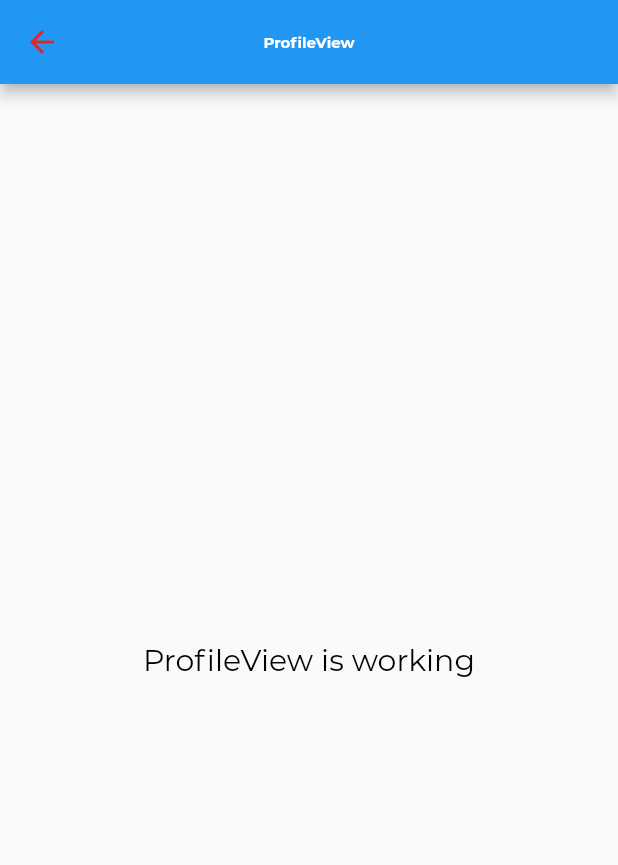
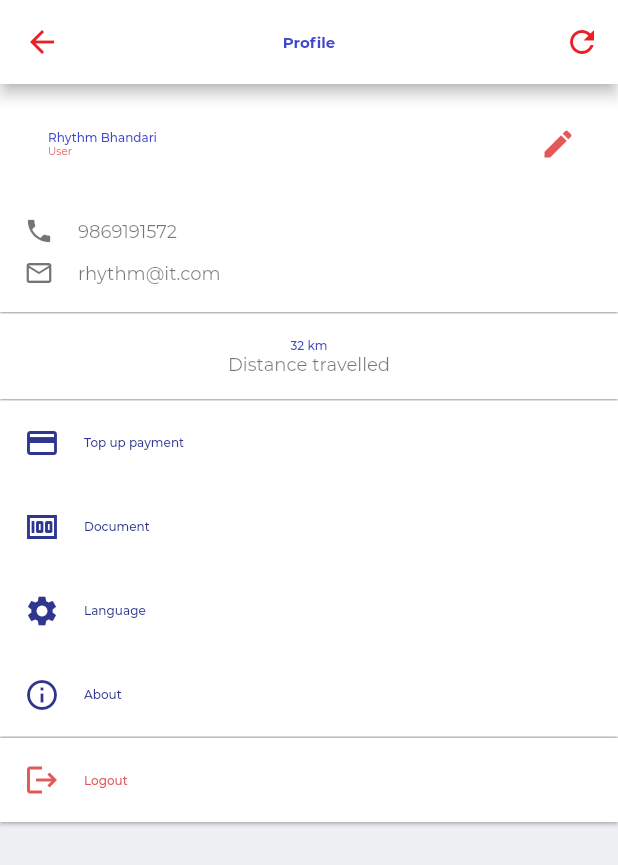
Before and after one commit to rhythmbhandari/fyp, a Flutter app: the ProfileView screen opened by its route, on a phone screen of 412 x 824 dp. Shown: the top 865 px of the screen. Run offline on Flutter 3.47's test engine with Material 2 defaults, Android fonts, the light colour scheme and no system bars; our stand-ins replace dio, flutter_datetime_picker, flutter_svg, geocoding, get, google_maps_flutter and 6 more; missing offline and left inert: flutter_polyline_points; accounts and stored records are empty; statements that could not run were skipped; project files that could hold a hidden picture were left out.

Commit message:
Profile page UI added.

```diff
--- a/lib/app/modules/profile/controllers/profile_controller.dart
+++ b/lib/app/modules/profile/controllers/profile_controller.dart
@@ -1,20 +1,27 @@
 import 'package:get/get.dart';
+import 'package:quicki/app/data/models/user.dart';
+import 'package:quicki/app/enum/progress_status.dart';
+import 'package:quicki/app/modules/dashboard/controllers/dashboard_controller.dart';
 
 class ProfileController extends GetxController {
-  //TODO: Implement ProfileController
+  final user = User().obs;
+  final progressStatus = ProgressStatus.SUCCESS.obs;
+  String errorMessage;
+  DashboardController _dashboardController;
 
-  final count = 0.obs;
   @override
   void onInit() {
     super.onInit();
+    //getUserDetail();
   }
+
 
   @override
   void onReady() {
+    _dashboardController = Get.find();
     super.onReady();
   }
 
   @override
   void onClose() {}
-  void increment() => count.value++;
 }
--- /dev/null
+++ b/lib/app/modules/profile/views/logout_card.dart
@@ -0,0 +1,32 @@
+import 'package:flutter/material.dart';
+import 'package:get/get.dart';
+import 'package:quicki/app/data/repositories/session_manager.dart';
+import 'package:quicki/app/data/repositories/user_repository.dart';
+import 'package:quicki/app/routes/app_pages.dart';
+import 'package:shared_preferences/shared_preferences.dart';
+import './../../../widgets/icon_text_button.dart';
+
+class LogoutCard extends StatelessWidget {
+  @override
+  Widget build(BuildContext context) {
+    return Card(
+        color:Colors.white,
+        margin: EdgeInsets.zero,
+        shape: RoundedRectangleBorder(borderRadius: BorderRadius.zero),
+        child: IconTextButton(
+          icon: Icons.logout,
+          title: "Logout",
+          titleColor: Theme.of(context).primaryColor,
+          iconColor: Theme.of(context).primaryColor,
+          onTap: logout,
+        ));
+  }
+
+  logout() async {
+    UserRepository repository =
+        UserRepository(prefs: await SharedPreferences.getInstance());
+    await repository.logout();
+    SessionManager.instance.setAccessToken(null);
+    Get.offAllNamed(Routes.AUTH);
+  }
+}
--- /dev/null
+++ b/lib/app/modules/profile/views/main_settings_card.dart
@@ -0,0 +1,45 @@
+import 'package:flutter/material.dart';
+import 'package:get/get.dart';
+import 'package:quicki/app/modules/profile/controllers/profile_controller.dart';
+import './../../../widgets/icon_text_button.dart';
+import 'language_screen.dart';
+
+class MainSettingsCard extends GetView<ProfileController> {
+
+  @override
+  Widget build(BuildContext context) {
+    return Card(
+      color:Colors.white,
+      margin: EdgeInsets.zero,
+      shape: RoundedRectangleBorder(borderRadius: BorderRadius.zero),
+      child: Column(
+        children: [
+          IconTextButton(
+            icon: Icons.payment,
+            title: "Top up payment",
+            onTap: () {
+              // controller.topUpWallet();
+            },
+          ),
+          IconTextButton(
+            icon: Icons.money_outlined,
+            title: "Document",
+            onTap: () {},
+          ),
+          IconTextButton(
+            icon: Icons.settings,
+            title: "Language",
+            onTap: () {
+              Get.to(LanguageScreen());
+            },
+          ),
+          IconTextButton(
+            icon: Icons.info_outline,
+            title: "About",
+            onTap: () {},
+          ),
+        ],
+      ),
+    );
+  }
+}
--- a/lib/app/modules/profile/views/profile_view.dart
+++ b/lib/app/modules/profile/views/profile_view.dart
@@ -1,23 +1,72 @@
 import 'package:flutter/material.dart';
 
 import 'package:get/get.dart';
+import 'package:quicki/app/enum/progress_status.dart';
+import 'package:quicki/app/modules/profile/views/user_detail_card.dart';
+import 'package:quicki/app/modules/profile/views/wallet_and_distance_card.dart';
+import 'package:quicki/app/routes/app_pages.dart';
+import 'package:quicki/app/utils/responsive_size.dart';
+import 'package:quicki/app/widgets/custom_progress_bar.dart';
 
 import '../controllers/profile_controller.dart';
+import 'logout_card.dart';
+import 'main_settings_card.dart';
 
 class ProfileView extends GetView<ProfileController> {
   @override
   Widget build(BuildContext context) {
     return Scaffold(
+      backgroundColor: Color(0xffeeeff3),
       appBar: AppBar(
-        title: Text('ProfileView'),
+        title: Text(
+          "Profile",
+          style: Get.textTheme.headline6.copyWith(color: Get.theme.accentColor),
+        ),
         centerTitle: true,
+        backgroundColor: Colors.white,
+        actions: [
+          IconButton(
+              onPressed: () {
+
+              },
+              icon: Icon(Icons.refresh)),
+        ],
       ),
-      body: Center(
-        child: Text(
-          'ProfileView is working',
-          style: TextStyle(fontSize: 20),
-        ),
-      ),
+      body: SafeArea(child: Obx(() {
+        switch (controller.progressStatus.value) {
+          case ProgressStatus.LOADING:
+            return CustomProgressBar();
+
+          case ProgressStatus.ERROR:
+            return Center(
+              child: Padding(
+                padding: EdgeInsets.all(getResponsiveFont(16)),
+                child: Text(
+                  controller.errorMessage,
+                  style: Get.textTheme.headline5,
+                ),
+              ),
+            );
+
+          case ProgressStatus.SUCCESS:
+            break;
+        }
+        return SingleChildScrollView(
+          child: Column(
+            crossAxisAlignment: CrossAxisAlignment.start,
+            children: [
+              UserDetailCard(
+                  onPressed: () {
+
+                  }),
+              WalletAndDistanceCard(),
+              MainSettingsCard(),
+              SizedBox(height: 1),
+              LogoutCard(),
+            ],
+          ),
+        );
+      })),
     );
   }
 }
--- /dev/null
+++ b/lib/app/modules/profile/views/user_detail_card.dart
@@ -0,0 +1,71 @@
+import 'package:flutter/material.dart';
+import 'package:get/get.dart';
+import 'package:quicki/app/data/models/user.dart';
+import './../../../widgets/icon_text.dart';
+
+class UserDetailCard extends StatelessWidget {
+  final User user;
+  final Function onPressed;
+
+  UserDetailCard({this.user, this.onPressed});
+
+  @override
+  Widget build(BuildContext context) {
+    return Card(
+      color: Colors.white,
+      margin: EdgeInsets.zero,
+      shape: RoundedRectangleBorder(borderRadius: BorderRadius.zero),
+      child: Container(
+        margin: EdgeInsets.all(16),
+        child: Column(
+          children: [
+            Row(
+              children: [
+                ClipRRect(
+                  borderRadius: BorderRadius.circular(Get.width * 0.25 / 2),
+                  child: Container()
+                ),
+                SizedBox(width: 16),
+                Expanded(
+                  child: Column(
+                    crossAxisAlignment: CrossAxisAlignment.start,
+                    children: [
+                      Text('Rhythm Bhandari',
+                          style: Get.textTheme.headline5
+                              .copyWith(color: Get.theme.accentColor)),
+                      Text(
+                        "User",
+                        style: Get.textTheme.bodyText2
+                            .copyWith(color: Get.theme.primaryColor),
+                      ),
+                    ],
+                  ),
+                ),
+                SizedBox(width: 16),
+                Align(
+                  alignment: Alignment.topLeft,
+                  child: IconButton(
+                    onPressed: onPressed,
+                    icon: Icon(
+                      Icons.edit,
+                      color: Get.theme.primaryColor,
+                    ),
+                  ),
+                ),
+              ],
+            ),
+            SizedBox(height: 24),
+            IconText(
+              icon: Icons.phone,
+              title: "9869191572",
+            ),
+            SizedBox(height: 8),
+            IconText(
+                icon: Icons.mail_outline,
+                title: "rhythm@it.com"),
+          ],
+        ),
+      ),
+    );
+  }
+}
--- /dev/null
+++ b/lib/app/modules/profile/views/wallet_and_distance_card.dart
@@ -0,0 +1,58 @@
+import 'package:flutter/material.dart';
+import 'package:get/get.dart';
+import 'package:quicki/app/modules/profile/controllers/profile_controller.dart';
+
+class WalletAndDistanceCard extends GetView<ProfileController> {
+
+  @override
+  Widget build(BuildContext context) {
+    return Row(
+      children: [
+        // Expanded(
+        //   child: WalletAndDistance(
+        //     title: LocaleKeys.text_wallet.tr,
+        //     value: '${LocaleKeys.units_rs.tr} ${controller.user.value.wallet}',
+        //   ),
+        // ),
+        // SizedBox(width: 1),
+        Expanded(
+          child: WalletAndDistance(
+            title: "Distance travelled",
+            value: '32 ${"km"}',
+          ),
+        ),
+      ],
+    );
+  }
+}
+
+class WalletAndDistance extends StatelessWidget {
+  final String value;
+  final String title;
+
+  WalletAndDistance({this.value, this.title});
+
+  @override
+  Widget build(BuildContext context) {
+    return Card(
+      color:Colors.white,
+      margin: EdgeInsets.symmetric(vertical: 1),
+      shape: RoundedRectangleBorder(borderRadius: BorderRadius.zero),
+      child: Container(
+        padding: EdgeInsets.all(16),
+        child: Column(
+          children: [
+            Text(
+              value,
+              style: Get.textTheme.headline5
+                  .copyWith(color: Get.theme.accentColor),
+            ),
+            Text(title,
+                style: Get.textTheme.bodyText2
+                    .copyWith(fontSize: 12, color: Colors.black54)),
+          ],
+        ),
+      ),
+    );
+  }
+}
--- /dev/null
+++ b/lib/app/widgets/icon_text.dart
@@ -0,0 +1,27 @@
+import 'package:flutter/material.dart';
+
+class IconText extends StatelessWidget {
+  final String title;
+  final IconData icon;
+
+  IconText({@required this.title, @required this.icon});
+
+  @override
+  Widget build(BuildContext context) {
+    return Row(
+      children: [
+        Icon(
+          icon,
+          size: 20,
+          color: Colors.black54,
+        ),
+        SizedBox(width: 16),
+        Text(
+          title,
+          style: Theme.of(context).textTheme.bodyText2
+              .copyWith(fontSize: 12, color: Colors.black54),
+        ),
+      ],
+    );
+  }
+}
--- /dev/null
+++ b/lib/app/widgets/icon_text_button.dart
@@ -0,0 +1,40 @@
+import 'package:flutter/material.dart';
+
+class IconTextButton extends StatelessWidget {
+  final IconData icon;
+  final String title;
+  final Color iconColor;
+  final Color titleColor;
+  final Function onTap;
+
+  IconTextButton({
+    @required this.icon,
+    @required this.title,
+    @required this.onTap,
+    this.iconColor = const Color(0xff2E368F),
+    this.titleColor = const Color(0xff2E368F),
+  });
+
+  @override
+  Widget build(BuildContext context) {
+    return InkWell(
+      onTap: onTap,
+      child: Container(
+        padding: EdgeInsets.symmetric(vertical: 16, horizontal: 16),
+        child: Row(
+          children: [
+            Icon(
+              icon,
+              color: iconColor,
+            ),
+            SizedBox(width: 16),
+            Text(
+              title,
+              style: Theme.of(context).textTheme.headline5.copyWith(color: titleColor),
+            ),
+          ],
+        ),
+      ),
+    );
+  }
+}
--- a/pubspec.yaml
+++ b/pubspec.yaml
@@ -41,6 +41,7 @@ flutter:
     - assets/images/ad2.png
     - assets/images/ad3.png
     - assets/images/pin.png
+    - assets/images/phone.png
     - assets/animations/car_animation1.json
     - assets/animations/splash.json
     - assets/animations/login.json
```
Also changed, not shown: lib/app/modules/dashboard/bindings/dashboard_binding.dart (+12 -0 lines), lib/app/modules/profile/views/language_screen.dart (added, +149 -0 lines), lib/app/modules/signup/controllers/signup_controller.dart (+4 -4 lines), lib/app/utils/language_preferences.dart (added, +21 -0 lines), lib/app/utils/localization_services.dart (added).
